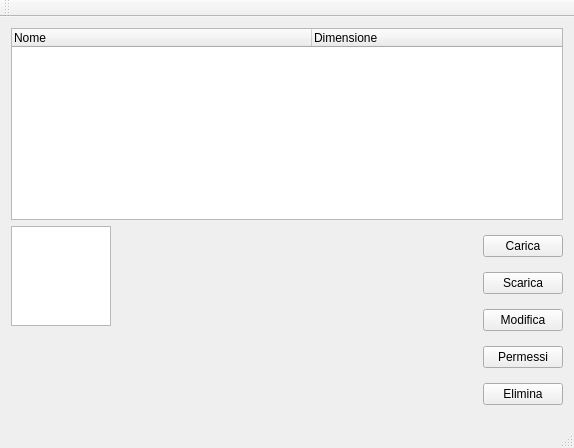
First picture: the form in KCloud/GraphicClient/GuiClient.ui, repository milazzo-g/KCloud, before the edit.
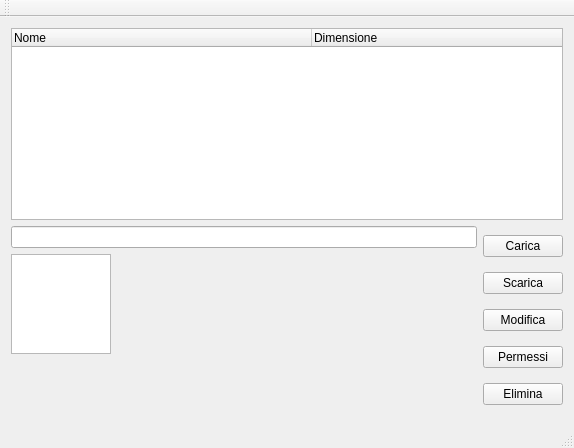
Second picture: the form after the edit. Icons and pictures are not drawn.

The edit to the form file:
```diff
--- a/KCloud/GraphicClient/GuiClient.ui
+++ b/KCloud/GraphicClient/GuiClient.ui
@@ -48,6 +48,9 @@
      <layout class="QHBoxLayout" name="horizontalLayout">
       <item>
        <layout class="QVBoxLayout" name="verticalLayout_2">
+        <item>
+         <widget class="QLineEdit" name="idEdit"/>
+        </item>
         <item>
          <widget class="QGraphicsView" name="graphicsView">
           <property name="sizePolicy">
@@ -91,19 +94,6 @@
         </item>
        </layout>
       </item>
-      <item>
-       <spacer name="horizontalSpacer">
-        <property name="orientation">
-         <enum>Qt::Horizontal</enum>
-        </property>
-        <property name="sizeHint" stdset="0">
-         <size>
-          <width>40</width>
-          <height>20</height>
-         </size>
-        </property>
-       </spacer>
-      </item>
       <item>
        <layout class="QVBoxLayout" name="verticalLayout">
         <item>
```
